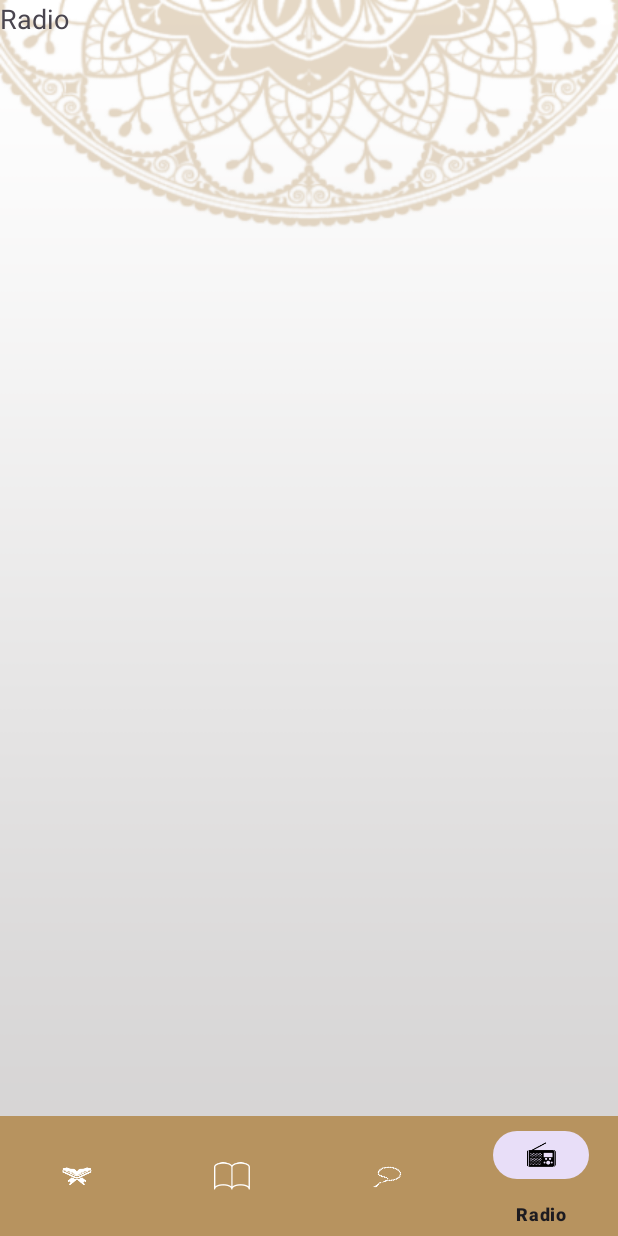
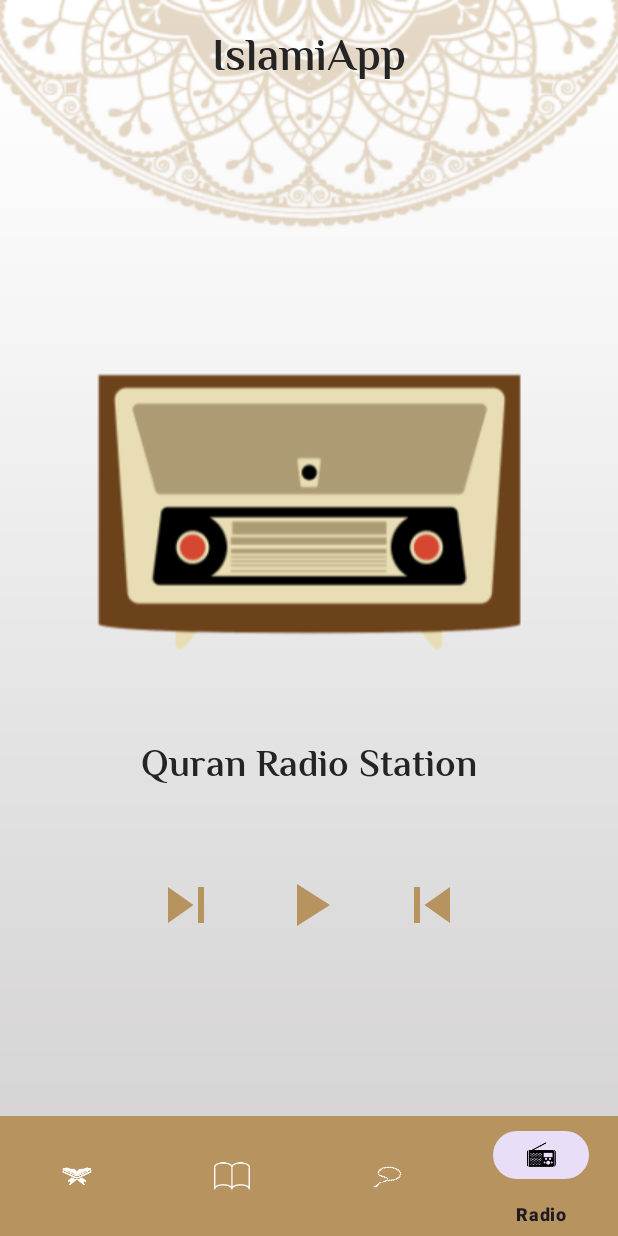
Before and after one commit to AbdullhGaber/IslamiApp, an Android app: the RadioFragment screen opened through its navigation route, on a phone screen of 412 x 824 dp. Run offline under Robolectric (Android 15) with nearby library versions, the phone set to English and light mode, and no system bars; our stand-ins replace navigation-ui.

Commit message:
+ Finishing Quran Radio UI Screen

```diff
--- /dev/null
+++ b/app/src/main/res/drawable/baseline_play_arrow_24.xml
@@ -0,0 +1,5 @@
+<vector xmlns:android="http://schemas.android.com/apk/res/android" android:height="24dp" android:tint="#B7935F" android:viewportHeight="24" android:viewportWidth="24" android:width="24dp">
+
+    <path android:fillColor="@android:color/white" android:pathData="M8,5v14l11,-7z"/>
+
+</vector>
--- /dev/null
+++ b/app/src/main/res/drawable/baseline_skip_next_24.xml
@@ -0,0 +1,5 @@
+<vector xmlns:android="http://schemas.android.com/apk/res/android" android:height="24dp" android:tint="#B7935F" android:viewportHeight="24" android:viewportWidth="24" android:width="24dp">
+
+    <path android:fillColor="@android:color/white" android:pathData="M6,18l8.5,-6L6,6v12zM16,6v12h2V6h-2z"/>
+
+</vector>
--- /dev/null
+++ b/app/src/main/res/drawable/baseline_skip_previous_24.xml
@@ -0,0 +1,5 @@
+<vector xmlns:android="http://schemas.android.com/apk/res/android" android:height="24dp" android:tint="#B7935F" android:viewportHeight="24" android:viewportWidth="24" android:width="24dp">
+
+    <path android:fillColor="@android:color/white" android:pathData="M6,6h2v12L6,18zM9.5,12l8.5,6L18,6z"/>
+
+</vector>
--- a/app/src/main/res/layout/fragment_ahadeeth.xml
+++ b/app/src/main/res/layout/fragment_ahadeeth.xml
@@ -24,7 +24,7 @@
         android:layout_width="wrap_content"
         android:layout_height="0dp"
         android:layout_marginTop="16dp"
-        android:contentDescription="@string/quran_logo"
+        android:contentDescription="@string/hadeeth_logo"
         android:src="@drawable/hadeth_logo"
         android:visibility="visible"
         app:layout_constraintEnd_toEndOf="parent"
--- a/app/src/main/res/layout/fragment_radio.xml
+++ b/app/src/main/res/layout/fragment_radio.xml
@@ -1,15 +1,83 @@
 <?xml version="1.0" encoding="utf-8"?>
-<FrameLayout xmlns:android="http://schemas.android.com/apk/res/android"
+<androidx.constraintlayout.widget.ConstraintLayout
+    xmlns:android="http://schemas.android.com/apk/res/android"
+    xmlns:app="http://schemas.android.com/apk/res-auto"
     xmlns:tools="http://schemas.android.com/tools"
     android:layout_width="match_parent"
     android:layout_height="match_parent"
     tools:context=".ui.fragments.home.radio.ui.RadioFragment">
 
-    <!-- TODO: Update blank fragment layout -->
     <TextView
-        android:layout_width="match_parent"
-        android:layout_height="match_parent"
-        android:textSize="18sp"
-        android:text="Radio" />
+        android:id="@+id/islami_tv"
+        style="@style/headline"
+        android:layout_width="wrap_content"
+        android:layout_height="wrap_content"
+        android:layout_marginTop="16dp"
+        android:text="@string/app_name"
+        android:visibility="visible"
+        app:layout_constraintEnd_toEndOf="parent"
+        app:layout_constraintStart_toStartOf="parent"
+        app:layout_constraintTop_toTopOf="parent" />
 
-</FrameLayout>
+    <ImageView
+        android:id="@+id/quran_logo_tv"
+        android:layout_width="0dp"
+        android:layout_height="300dp"
+        android:layout_marginTop="128dp"
+        android:contentDescription="@string/radio_image"
+        android:src="@drawable/radio_image"
+        android:visibility="visible"
+        app:layout_constraintEnd_toEndOf="parent"
+        app:layout_constraintHeight_percent=".5"
+        app:layout_constraintStart_toStartOf="parent"
+        app:layout_constraintTop_toBottomOf="@+id/islami_tv" />
+
+    <TextView
+        android:id="@+id/textView"
+        style="@style/title"
+        android:layout_width="wrap_content"
+        android:layout_height="wrap_content"
+        android:text="@string/quran_radio_station"
+        app:layout_constraintEnd_toEndOf="parent"
+        app:layout_constraintStart_toStartOf="parent"
+        app:layout_constraintTop_toBottomOf="@+id/quran_logo_tv" />
+
+    <ImageView
+        android:id="@+id/play_icon_iv"
+        android:layout_width="48dp"
+        android:layout_height="48dp"
+        android:layout_marginTop="48dp"
+        android:clickable="true"
+        android:focusable="true"
+        android:contentDescription="@string/play_icon"
+        android:src="@drawable/baseline_play_arrow_24"
+        app:layout_constraintEnd_toStartOf="@+id/previous_icon_iv"
+        app:layout_constraintHorizontal_bias="0.501"
+        app:layout_constraintStart_toEndOf="@+id/next_ic_iv"
+        app:layout_constraintTop_toBottomOf="@+id/textView" />
+
+    <ImageView
+        android:id="@+id/next_ic_iv"
+        android:layout_width="48dp"
+        android:layout_height="48dp"
+        android:contentDescription="@string/next_play_icon"
+        android:clickable="true"
+        android:layout_marginStart="100dp"
+        android:focusable="true"
+        android:src="@drawable/baseline_skip_next_24"
+        app:layout_constraintStart_toStartOf="parent"
+        app:layout_constraintTop_toTopOf="@+id/play_icon_iv" />
+
+    <ImageView
+        android:id="@+id/previous_icon_iv"
+        android:layout_width="48dp"
+        android:layout_height="48dp"
+        android:contentDescription="@string/previous_play_icon"
+        android:clickable="true"
+        android:layout_marginEnd="100dp"
+        android:focusable="true"
+        android:src="@drawable/baseline_skip_previous_24"
+        app:layout_constraintEnd_toEndOf="parent"
+        app:layout_constraintTop_toTopOf="@+id/play_icon_iv" />
+
+</androidx.constraintlayout.widget.ConstraintLayout>
--- a/app/src/main/res/values/strings.xml
+++ b/app/src/main/res/values/strings.xml
@@ -9,5 +9,10 @@
     <string name="surah_name">Surah Name</string>
     <string name="verses_number">Verses Number</string>
     <string name="play_icon">Play Icon</string>
-    <string name="el_ahadeeth">الأحاديث</string>
+    <string name="el_ahadeeth">Ahadeeth</string>
+    <string name="radio_image">Radio Image</string>
+    <string name="hadeeth_logo">Hadeeth Logo</string>
+    <string name="quran_radio_station">Quran Radio Station</string>
+    <string name="previous_play_icon">Previous Play Icon</string>
+    <string name="next_play_icon">Next Play Icon</string>
 </resources>
```
Also changed, not shown: app/src/main/res/drawable/radio_image.png (added), 1 other file.
